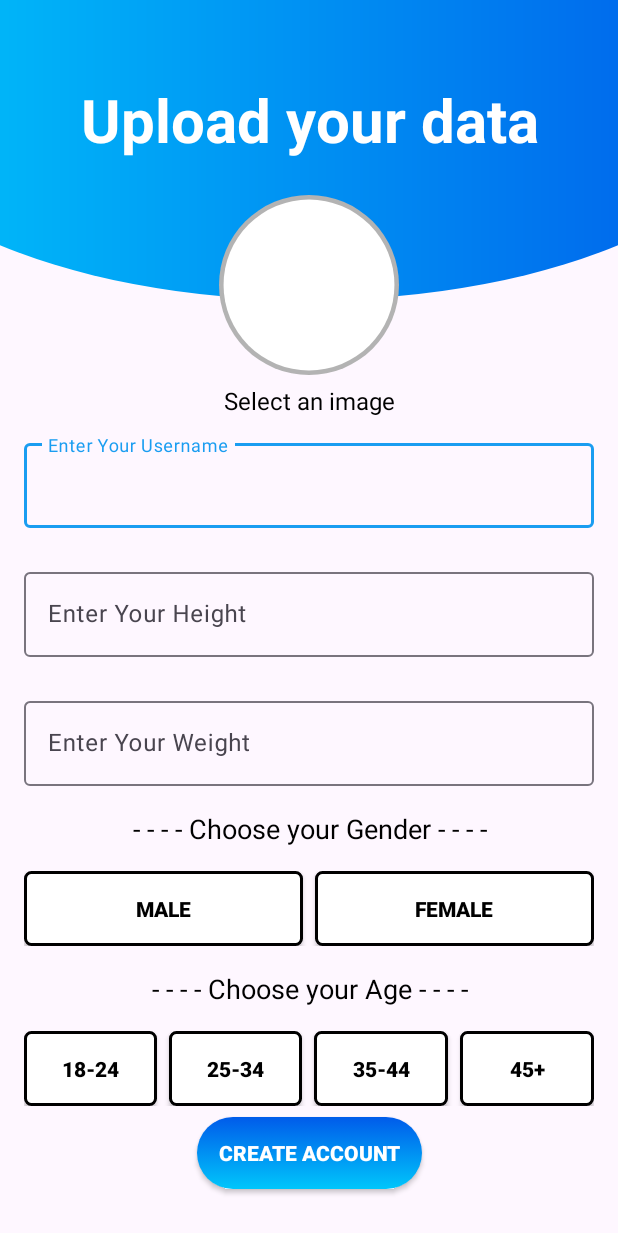
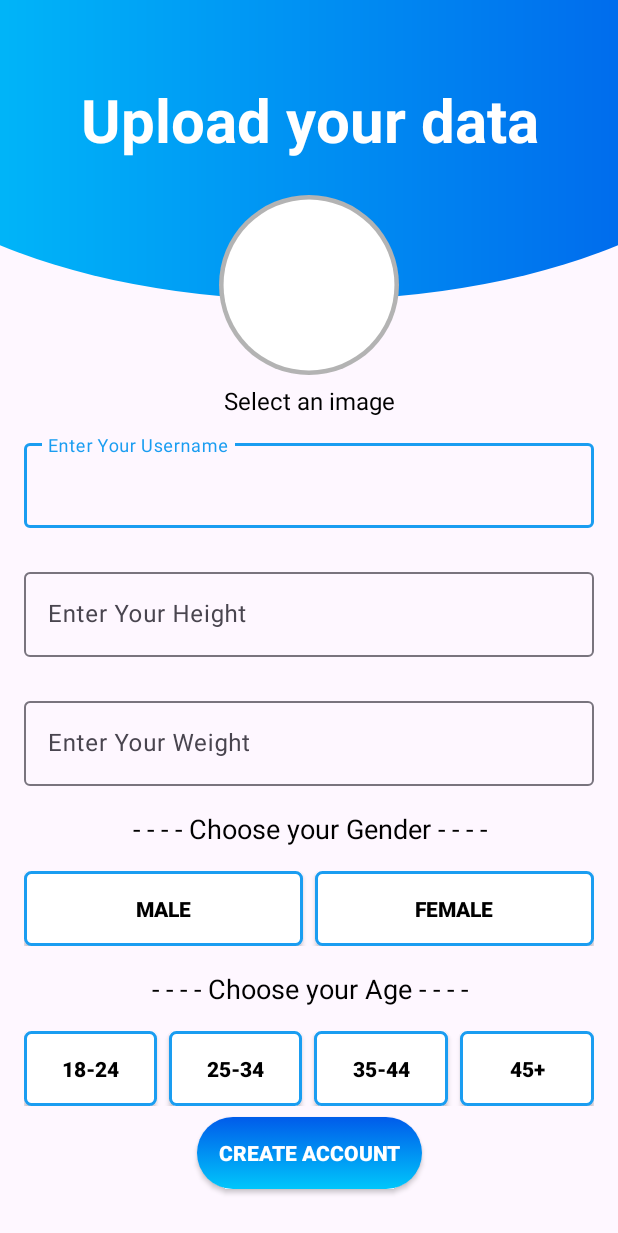
Before and after one commit to HajdukJ/Aplikacja_Sportowa, an Android app: the layout fragment_user_data.xml on its own in the app's theme, with its tools: preview values and no code run, on a phone screen of 412 x 824 dp. Shown: the top 1233 px of the screen. Run offline under Robolectric (Android 15) with nearby library versions, the phone set to English and light mode, and no system bars.

```diff
--- a/app/src/main/res/drawable/rounded_border_black.xml
+++ b/app/src/main/res/drawable/rounded_border_blue.xml
@@ -1,5 +1,5 @@
 <shape xmlns:android="http://schemas.android.com/apk/res/android">
     <solid android:color="#FFFFFF"/>
-    <stroke android:color="@color/black" android:width="2dp"/>
+    <stroke android:color="@color/blue" android:width="2dp"/>
     <corners android:radius="4dp"/>
 </shape>
--- a/app/src/main/res/drawable/selected_border_background.xml
+++ b/app/src/main/res/drawable/selected_border_background.xml
@@ -1,4 +1,4 @@
 <selector xmlns:android="http://schemas.android.com/apk/res/android">
-    <item android:drawable="@drawable/rounded_border_black" android:state_selected="true"/>
-    <item android:drawable="@drawable/rounded_border_black"/>
+    <item android:drawable="@drawable/rounded_border_blue" android:state_selected="true"/>
+    <item android:drawable="@drawable/rounded_border_blue"/>
 </selector>
```
Also changed, not shown: app/src/main/java/com/example/aplikacja_sportowa/ProfileFragment.kt (+65 -0 lines).
